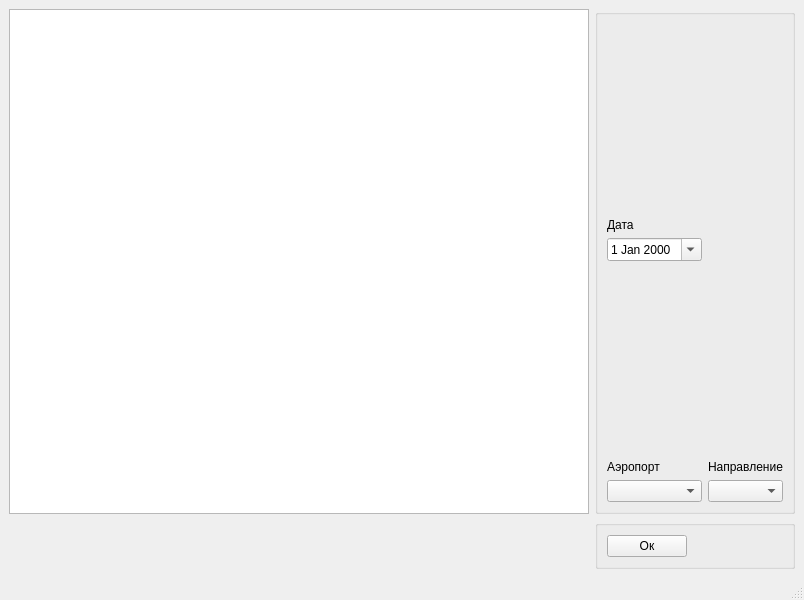
Old version of the form mainwindow.ui in the repository cluley/AirSpector.
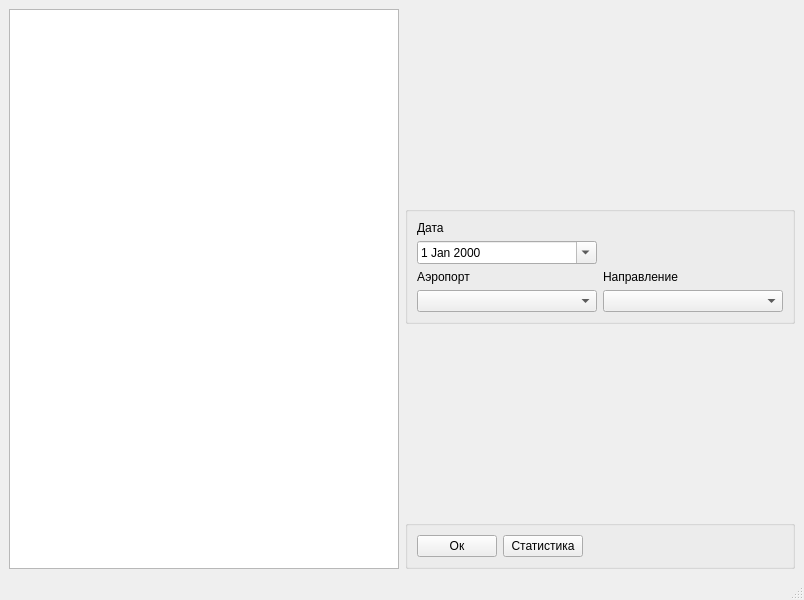
New version of the form.

```diff
--- a/mainwindow.ui
+++ b/mainwindow.ui
@@ -15,11 +15,14 @@
   </property>
   <widget class="QWidget" name="centralwidget">
    <layout class="QGridLayout" name="gridLayout">
-    <item row="0" column="0">
-     <widget class="QTableView" name="tableView"/>
-    </item>
-    <item row="0" column="1">
+    <item row="1" column="1">
      <widget class="QGroupBox" name="groupBox_selectZone">
+      <property name="sizePolicy">
+       <sizepolicy hsizetype="Minimum" vsizetype="Minimum">
+        <horstretch>0</horstretch>
+        <verstretch>0</verstretch>
+       </sizepolicy>
+      </property>
       <property name="title">
        <string/>
       </property>
@@ -83,14 +86,29 @@
       </layout>
      </widget>
     </item>
-    <item row="1" column="1">
+    <item row="3" column="1">
      <widget class="QGroupBox" name="groupBox_buttonsZone">
+      <property name="sizePolicy">
+       <sizepolicy hsizetype="Minimum" vsizetype="Minimum">
+        <horstretch>0</horstretch>
+        <verstretch>0</verstretch>
+       </sizepolicy>
+      </property>
+      <property name="layoutDirection">
+       <enum>Qt::LeftToRight</enum>
+      </property>
       <property name="title">
        <string/>
       </property>
       <layout class="QFormLayout" name="formLayout_2">
        <item row="0" column="0">
         <widget class="QPushButton" name="pushB_ok">
+         <property name="sizePolicy">
+          <sizepolicy hsizetype="Minimum" vsizetype="Fixed">
+           <horstretch>0</horstretch>
+           <verstretch>0</verstretch>
+          </sizepolicy>
+         </property>
          <property name="toolTip">
           <string/>
          </property>
@@ -108,9 +126,67 @@
          </property>
         </widget>
        </item>
+       <item row="0" column="1">
+        <widget class="QPushButton" name="pushB_stat">
+         <property name="sizePolicy">
+          <sizepolicy hsizetype="Maximum" vsizetype="Fixed">
+           <horstretch>0</horstretch>
+           <verstretch>0</verstretch>
+          </sizepolicy>
+         </property>
+         <property name="text">
+          <string>Статистика</string>
+         </property>
+        </widget>
+       </item>
       </layout>
      </widget>
     </item>
+    <item row="2" column="1">
+     <spacer name="verticalSpacer">
+      <property name="orientation">
+       <enum>Qt::Vertical</enum>
+      </property>
+      <property name="sizeHint" stdset="0">
+       <size>
+        <width>20</width>
+        <height>40</height>
+       </size>
+      </property>
+     </spacer>
+    </item>
+    <item row="0" column="1">
+     <spacer name="verticalSpacer_2">
+      <property name="orientation">
+       <enum>Qt::Vertical</enum>
+      </property>
+      <property name="sizeHint" stdset="0">
+       <size>
+        <width>20</width>
+        <height>40</height>
+       </size>
+      </property>
+     </spacer>
+    </item>
+    <item row="0" column="0" rowspan="4">
+     <widget class="QTableView" name="tableView">
+      <property name="sizePolicy">
+       <sizepolicy hsizetype="Minimum" vsizetype="Minimum">
+        <horstretch>0</horstretch>
+        <verstretch>0</verstretch>
+       </sizepolicy>
+      </property>
+      <property name="focusPolicy">
+       <enum>Qt::StrongFocus</enum>
+      </property>
+      <property name="verticalScrollMode">
+       <enum>QAbstractItemView::ScrollPerPixel</enum>
+      </property>
+      <property name="horizontalScrollMode">
+       <enum>QAbstractItemView::ScrollPerPixel</enum>
+      </property>
+     </widget>
+    </item>
    </layout>
   </widget>
   <widget class="QMenuBar" name="menuBar">
```
Left out of the diff: 32 changed lines with no effect on the pictures.
